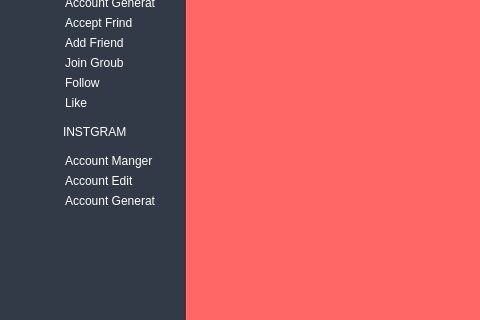
Old version of the form ui/Window.ui in the repository kreemkhaled112/GUI; both pictures show x 0 to 480 and y 102 to 422 of the 944 by 578 pixel window.
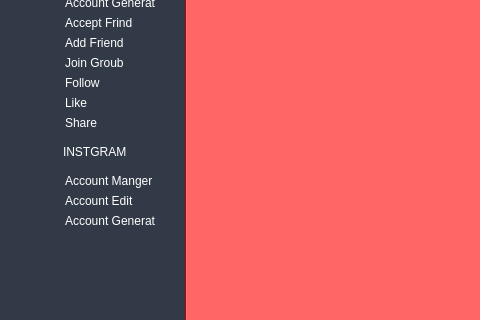
New version of the form. Icons and pictures are not drawn.

Patch:
```diff
--- a/ui/Window.ui
+++ b/ui/Window.ui
@@ -434,13 +434,20 @@
              </property>
             </widget>
            </item>
-           <item alignment="Qt::AlignLeft">
+           <item>
             <widget class="QPushButton" name="Like_face">
              <property name="text">
               <string>Like</string>
              </property>
             </widget>
            </item>
+           <item>
+            <widget class="QPushButton" name="Share">
+             <property name="text">
+              <string>Share</string>
+             </property>
+            </widget>
+           </item>
           </layout>
          </widget>
         </item>
@@ -538,7 +545,7 @@
            <property name="bottomMargin">
             <number>0</number>
            </property>
-           <item alignment="Qt::AlignLeft">
+           <item>
             <widget class="QPushButton" name="Account_Manger_insta">
              <property name="text">
               <string>Account Manger</string>
```
